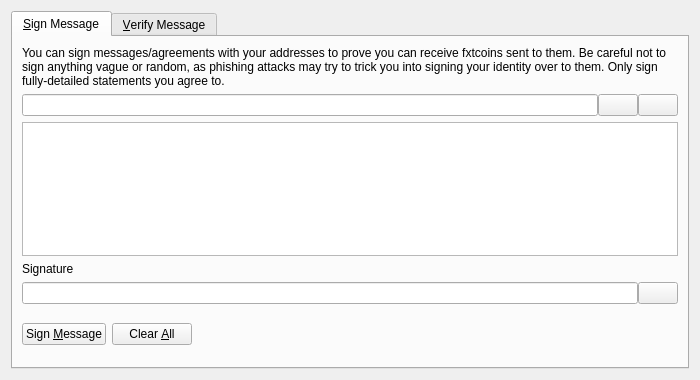
Old version of the form src/qt/forms/signverifymessagedialog.ui in the repository xCryptoCash/veles.
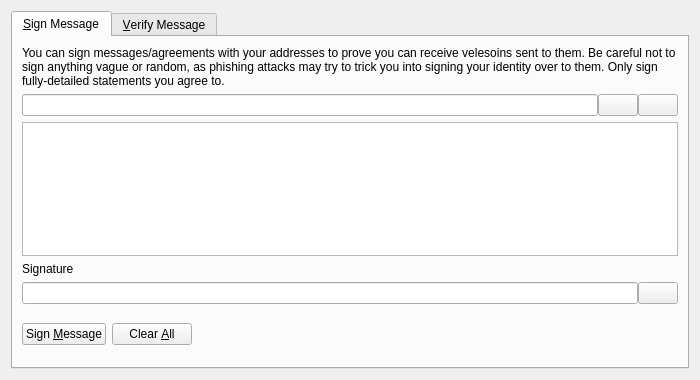
New version of the form. Icons and pictures are not drawn. Custom widgets are drawn as their Qt base class.

```diff
--- a/src/qt/forms/signverifymessagedialog.ui
+++ b/src/qt/forms/signverifymessagedialog.ui
@@ -30,7 +30,7 @@
        <item>
         <widget class="QLabel" name="infoLabel_SM">
          <property name="text">
-          <string>You can sign messages/agreements with your addresses to prove you can receive fxtcoins sent to them. Be careful not to sign anything vague or random, as phishing attacks may try to trick you into signing your identity over to them. Only sign fully-detailed statements you agree to.</string>
+          <string>You can sign messages/agreements with your addresses to prove you can receive velesoins sent to them. Be careful not to sign anything vague or random, as phishing attacks may try to trick you into signing your identity over to them. Only sign fully-detailed statements you agree to.</string>
          </property>
          <property name="textFormat">
           <enum>Qt::PlainText</enum>
```
Left out of the diff: 8 changed lines with no effect on the pictures.
